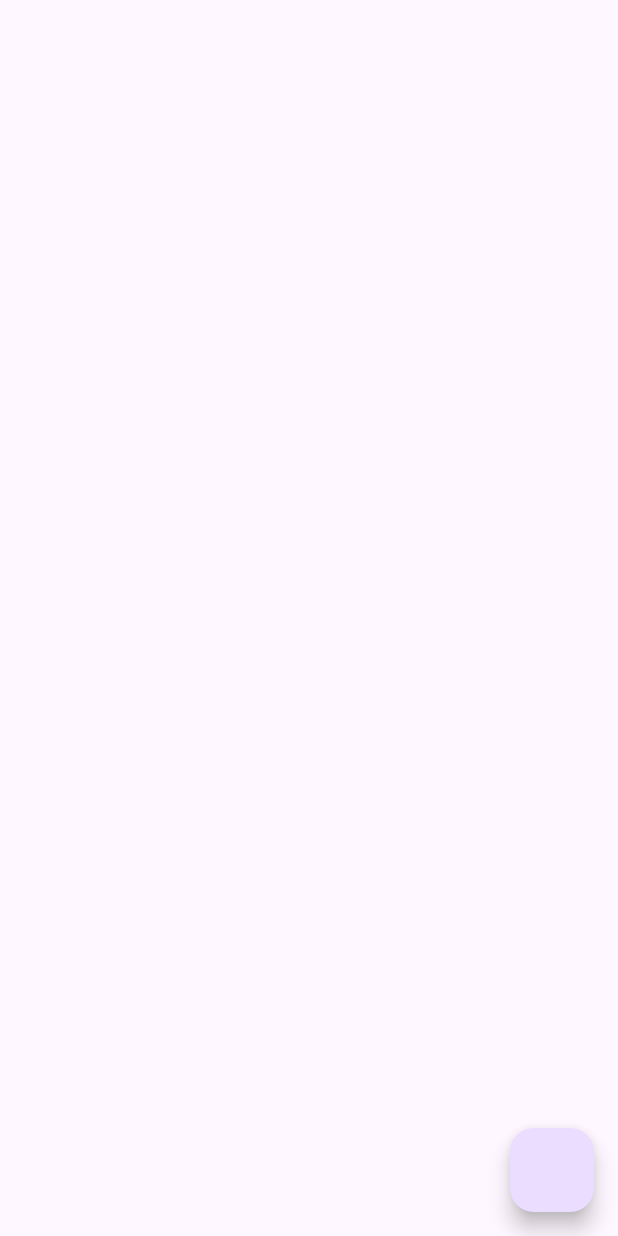
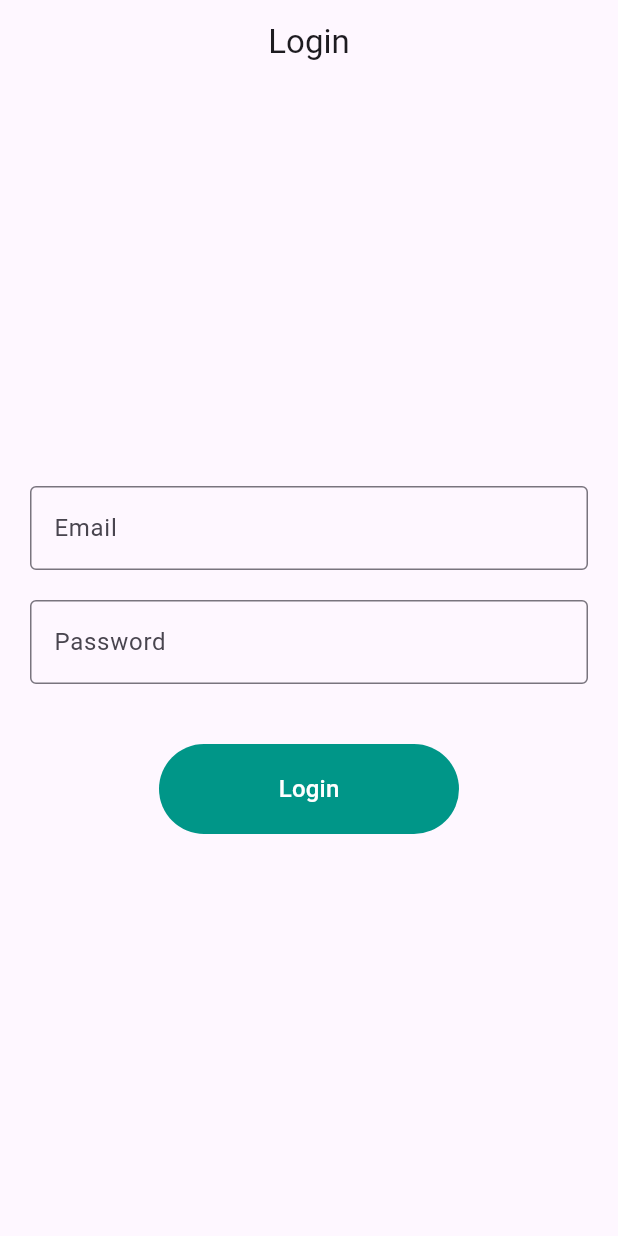
Before and after one commit to aamirk1/mvvm_getx, a Flutter app: the screen it shows after launch, on a phone screen of 412 x 824 dp. Run offline on Flutter 3.47's test engine with Material 3 defaults, Android fonts, the phone set to English and light mode, and no system bars; our stand-ins replace fluttertoast, get.

Commit message:
update mvvm make login view login model exception componentes

```diff
--- a/lib/main.dart
+++ b/lib/main.dart
@@ -14,12 +14,11 @@ class MyApp extends StatelessWidget {
   @override
   Widget build(BuildContext context) {
     return GetMaterialApp(
-
       debugShowCheckedModeBanner: false,
       title: 'MVVM GetX',
       translations: Languages(),
-      locale: Locale("en", "US"),
-    fallbackLocale: Locale("en", "US"),
+      locale: const Locale("en", "US"),
+      fallbackLocale: const Locale("en", "US"),
       theme: ThemeData(
         primarySwatch: Colors.blue,
       ),
--- a/lib/res/colors/app_color.dart
+++ b/lib/res/colors/app_color.dart
@@ -10,4 +10,7 @@ class AppColor {
   static const Color greenColor = Color(0xFF4CAF50);
   static const Color redColor = Color(0xFFE91E63);
   static const Color blueColor = Color(0xFF2196F3);
+
+  static const Color primaryButtonColor = Color(0xFF009688);
+  static const Color primaryTextColor = Color(0xFFFFFFFF);
 }
--- /dev/null
+++ b/lib/res/components/round_button.dart
@@ -0,0 +1,43 @@
+import 'package:flutter/material.dart';
+import 'package:mvvm_getx/res/colors/app_color.dart';
+
+class RoundButton extends StatelessWidget {
+  const RoundButton(
+      {super.key,
+      this.buttonColor = AppColor.primaryButtonColor,
+      this.textColor = AppColor.primaryTextColor,
+      required this.title,
+      required this.onPress,
+      this.height = 60,
+      this.width = 50,
+      this.loading = false});
+  final bool loading;
+  final String title;
+  final double height, width;
+  final VoidCallback onPress;
+  final Color textColor, buttonColor;
+  @override
+  Widget build(BuildContext context) {
+    return InkWell(
+      onTap: onPress,
+      child: Container(
+        height: height,
+        width: width,
+        decoration: BoxDecoration(
+            color: buttonColor, borderRadius: BorderRadius.circular(50)),
+        child: loading
+            ? const Center(
+                child: CircularProgressIndicator(),
+              )
+            : Center(
+                child: Text(
+                  title,
+                  style: Theme.of(context).textTheme.titleMedium?.copyWith(
+                        color: textColor,
+                      ),
+                ),
+              ),
+      ),
+    );
+  }
+}
--- a/lib/res/getx_localization/languages.dart
+++ b/lib/res/getx_localization/languages.dart
@@ -5,15 +5,43 @@ class Languages extends Translations {
   Map<String, Map<String, String>> get keys => {
         'en_US': {
           'app_name': 'MVVM GetX',
+          'internet_exception': 'No Internet Connection',
+          'general_exception': 'Something went wrong',
+          'retry': 'Retry',
+          'welcome_back': 'Welcome \n Back',
+          'login': 'Login',
+          'email_hint': 'Email',
+          'password_hint': 'Password'
         },
         'hi_IN': {
           'app_name': 'मीवीएमवीएक्स',
+          'internet_exception': 'इंटरनेट कनेक्शन नहीं है',
+          'general_exception': 'कुछ गलत हो गया है',
+          'retry': 'पुनर्स्थापना',
+          'welcome_back': 'स्वागत है',
+          'login': 'लॉगिन',
+          'email_hint': 'ईमेल',
+          'password_hint': 'पासवर्ड'
         },
         'zh_CN': {
           'app_name': 'MVVM GetX',
+          'internet_exception': '无网络连接',
+          'general_exception': '出错了',
+          'retry': '重试',
+          'welcome_back': '欢迎回来',
+          'login': '登录',
+          'email_hint': '邮箱',
+          'password_hint': '密码'
         },
         'ja_JP': {
           'app_name': 'MVVM GetX',
+          'internet_exception': 'インターネット接続がありません',
+          'general_exception': '何かが間違っています',
+          'retry': '再試行',
+          'welcome_back': 'ようこそ',
+          'login': 'ログイン',
+          'email_hint': 'メール',
+          'password_hint': 'パスワード'
         },
       };
 }
--- a/lib/res/routes/routes.dart
+++ b/lib/res/routes/routes.dart
@@ -1,5 +1,6 @@
 import 'package:get/get.dart';
 import 'package:mvvm_getx/res/routes/routes_name.dart';
+import 'package:mvvm_getx/view/login/login_view.dart';
 import 'package:mvvm_getx/view/splash_screen.dart';
 
 class AppRoutes {
@@ -10,10 +11,10 @@ class AppRoutes {
             transitionDuration: const Duration(milliseconds: 250),
             transition: Transition.leftToRight),
 
-        // GetPage(
-        // name: RoutesName.loginScreen,
-        // page: () => const LoginScreen(),
-        // transitionDuration: const Duration(milliseconds: 250),
-        // transition: Transition.leftToRight)
+        GetPage(
+        name: RoutesName.loginView,
+        page: () => const LoginView(),
+        transitionDuration: const Duration(milliseconds: 250),
+        transition: Transition.leftToRight)
       ];
 }
--- a/lib/res/routes/routes_name.dart
+++ b/lib/res/routes/routes_name.dart
@@ -1,5 +1,5 @@
 class RoutesName {
   static const String splashScreen = '/';
-  static const String loginScreen = '/login_screen';
+  static const String loginView = '/login_view';
   static const String signupScreen = '/signup_screen';
 }
--- /dev/null
+++ b/lib/view/login/login_view.dart
@@ -0,0 +1,86 @@
+import 'package:flutter/material.dart';
+import 'package:get/get.dart';
+import 'package:mvvm_getx/res/components/round_button.dart';
+import 'package:mvvm_getx/utils/utils.dart';
+import 'package:mvvm_getx/view_models/controller/login_view_model.dart';
+
+class LoginView extends StatefulWidget {
+  const LoginView({super.key});
+
+  @override
+  State<LoginView> createState() => _LoginViewState();
+}
+
+class _LoginViewState extends State<LoginView> {
+  final loginVM = Get.put(LoginViewModel());
+  final _formKey = GlobalKey<FormState>();
+
+  @override
+  Widget build(BuildContext context) {
+    return Scaffold(
+        appBar: AppBar(
+          automaticallyImplyLeading: false,
+          centerTitle: true,
+          title: Text("login".tr),
+        ),
+        body: Padding(
+          padding: const EdgeInsets.symmetric(horizontal: 20.0),
+          child: Column(
+            mainAxisAlignment: MainAxisAlignment.center,
+            crossAxisAlignment: CrossAxisAlignment.center,
+            children: [
+              Form(
+                key: _formKey,
+                child: Column(children: [
+                  TextFormField(
+                    controller: loginVM.emailController.value,
+                    focusNode: loginVM.emailFocusNode.value,
+                    decoration: InputDecoration(
+                        hintText: 'email_hint'.tr,
+                        border: const OutlineInputBorder()),
+                    validator: (value) {
+                      if (value!.isEmpty) {
+                        Utils.snackBar('Email', 'Enter email');
+                      }
+                    },
+                    onFieldSubmitted: (value) {
+                      Utils.fieldFocusChange(
+                          context,
+                          loginVM.emailFocusNode.value,
+                          loginVM.passwordFocusNode.value);
+                    },
+                  ),
+                  const SizedBox(
+                    height: 20,
+                  ),
+                  TextFormField(
+                    controller: loginVM.passwordController.value,
+                    focusNode: loginVM.passwordFocusNode.value,
+                    obscureText: true,
+                    obscuringCharacter: '*',
+                    decoration: InputDecoration(
+                        hintText: 'password_hint'.tr,
+                        border: const OutlineInputBorder()),
+                    validator: (value) {
+                      if (value!.isEmpty) {
+                        Utils.snackBar('Password', 'Enter password');
+                      }
+                      return null;
+                    },
+                    onFieldSubmitted: (value) {},
+                  ),
+                ]),
+              ),
+              const SizedBox(height: 40),
+              RoundButton(
+                title: 'login'.tr,
+                onPress: () {
+                  if (_formKey.currentState!.validate()) {}
+                },
+                width: 200,
+              ),
+            ],
+          ),
+        ));
+  }
+}
--- /dev/null
+++ b/lib/view_models/controller/login_view_model.dart
@@ -0,0 +1,10 @@
+import 'package:flutter/material.dart';
+import 'package:get/get.dart';
+
+class LoginViewModel extends GetxController {
+  final emailController = TextEditingController().obs;
+  final passwordController = TextEditingController().obs;
+
+  final emailFocusNode = FocusNode().obs;
+  final passwordFocusNode = FocusNode().obs;
+}
```
Also changed, not shown: lib/res/components/general_exception.dart (added, +61 -0 lines), lib/res/components/internet_exceptions_widget.dart (added, +61 -0 lines), lib/res/fonts/app_fonts.dart (added, +17 -0 lines), lib/view/splash_screen.dart (+19 -5 lines), lib/view_models/services/splash_services.dart (added, +11 -0 lines), pubspec.yaml (+7 -7 lines).
